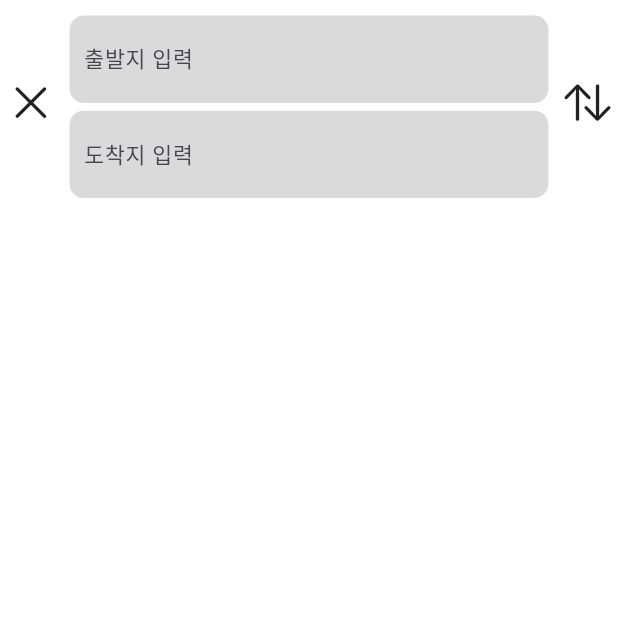
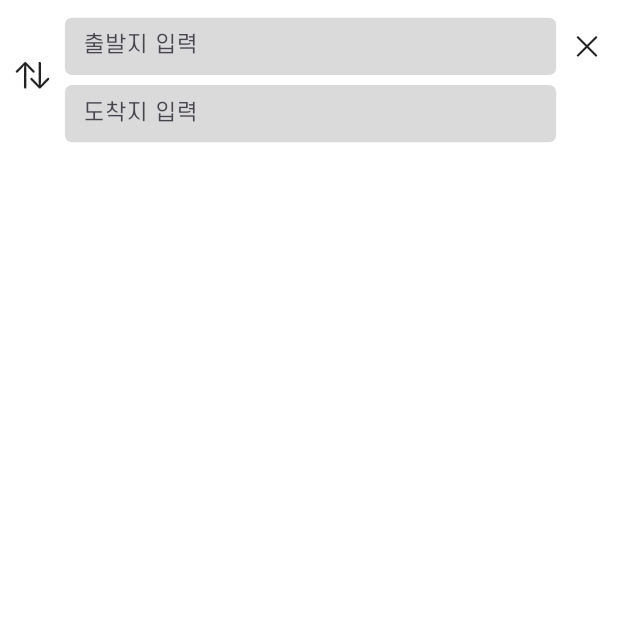
Before and after one commit to eodudrepublic/SkyX_fe, a Flutter app: the SearchView screen opened by its route, on a phone screen of 412 x 824 dp, the top half of it. Run offline on Flutter 3.47's test engine with Material 3 defaults, Android fonts, the phone set to English and light mode, and no system bars; our stand-ins replace flutter_screenutil, geolocator, get, logger, marquee; missing offline and left inert: flutter_naver_map, kakao_flutter_sdk_user; accounts and stored records are empty.

Commit message:
feat - 디자인 수정 + 폰트 적용

```diff
--- a/lib/common/app_colors.dart
+++ b/lib/common/app_colors.dart
@@ -19,4 +19,5 @@ class AppColors {
 
   // 검색 배경 회색
   final Color searchBackgroundColor = Color(0xFFDADADA);
+  final Color buttonBackgroundColor = Color(0x99DADADA);
 }
--- a/lib/main.dart
+++ b/lib/main.dart
@@ -4,9 +4,9 @@ import 'package:flutter_naver_map/flutter_naver_map.dart';
 import 'package:flutter_screenutil/flutter_screenutil.dart';
 import 'package:kakao_flutter_sdk_user/kakao_flutter_sdk_user.dart';
 import 'package:get/get.dart';
-import 'package:sky_x_fe/view/navi/navi_view.dart';
+import 'package:sky_x_fe/view/route/route_view.dart';
 import 'package:sky_x_fe/view/search/search_view.dart';
-import 'package:sky_x_fe/view_model/navi/test_page.dart';
+import 'package:sky_x_fe/view/test_page.dart';
 import 'common/key.dart';
 import 'common/utils/logger.dart';
 import 'package:sky_x_fe/view/map/map_view.dart';
@@ -61,7 +61,7 @@ class MyApp extends StatelessWidget {
             GetPage(name: '/search', page: () => SearchView()),
 
             /// 네비게이션 (경로 안내)
-            GetPage(name: '/navi', page: () => NaviView()),
+            GetPage(name: '/route', page: () => RouteView()),
             GetPage(name: '/test_navi', page: () => const NaviTestPage()),
           ],
         );
--- a/lib/view/search/search_view.dart
+++ b/lib/view/search/search_view.dart
@@ -29,18 +29,19 @@ class SearchView extends GetView<RouteSearchController> {
                   /// 상단: 출발지, 도착지 입력 영역
                   Container(
                     color: Colors.white,
+                    padding: EdgeInsets.only(bottom: 20.sp),
                     child: Row(
                       children: [
-                        /// 왼쪽 X 버튼
+                        /// 출발지 <-> 도착지 swap 버튼
                         Container(
-                          padding: EdgeInsets.all(5.sp),
                           alignment: Alignment.center,
+                          padding: EdgeInsets.symmetric(horizontal: 10.sp),
                           child: GestureDetector(
-                            onTap: () {
-                              Log.info('검색 화면 닫기');
-                              Get.back();
-                            },
-                            child: Icon(CupertinoIcons.xmark, size: 30.sp),
+                            onTap: () => controller.swapStartEnd(),
+                            child: Icon(
+                              CupertinoIcons.arrow_up_arrow_down,
+                              size: 22.sp,
+                            ),
                           ),
                         ),
 
@@ -51,77 +52,105 @@ class SearchView extends GetView<RouteSearchController> {
                         // TODO 3 : 서버에서 받아온 경로를 그리기 -> MapController의 drawMultipartPaths 함수 사용
                         // 이를 위해 경로와 현재 위치를 표시할 /navi 페이지를 만들어야 함
                         Expanded(
-                          child: Padding(
-                            padding: EdgeInsets.symmetric(horizontal: 5.sp),
                           child: Column(
                             mainAxisSize: MainAxisSize.min,
                             children: [
                               SizedBox(height: 10.sp),
 
                               /// 출발지 입력 필드
-                                Container(
-                                  width: double.infinity,
+                              Row(
+                                mainAxisAlignment: MainAxisAlignment.start,
+                                crossAxisAlignment: CrossAxisAlignment.center,
+                                children: [
+                                  Expanded(
+                                    child: Container(
                                       alignment: Alignment.centerLeft,
                                       padding: EdgeInsets.symmetric(
-                                    vertical: 5.sp,
-                                    horizontal: 10.r,
+                                        vertical: 4.sp,
+                                        horizontal: 12.sp,
                                       ),
                                       decoration: BoxDecoration(
                                         color: AppColors
                                             .instance.searchBackgroundColor,
-                                    borderRadius: BorderRadius.circular(10.r),
+                                        borderRadius:
+                                            BorderRadius.circular(5.r),
                                       ),
                                       child: TextField(
-                                    controller: controller.startTextController,
+                                        controller:
+                                            controller.startTextController,
                                         focusNode: controller.startFocusNode,
                                         decoration: const InputDecoration(
                                           border: InputBorder.none,
                                           hintText: '출발지 입력',
+                                          isDense: true,
                                         ),
-                                    style: TextStyle(fontSize: 14.sp),
+                                        style: TextStyle(
+                                          fontSize: 14.sp,
+                                          fontFamily: 'SCDream',
                                         ),
+                                      ),
+                                    ),
+                                  ),
+
+                                  /// X 버튼
+                                  Container(
+                                    width: 40.sp,
+                                    height: 40.sp,
+                                    alignment: Alignment.center,
+                                    child: GestureDetector(
+                                      onTap: () {
+                                        Log.info('검색 화면 닫기');
+                                        Get.back();
+                                      },
+                                      child: Icon(CupertinoIcons.xmark,
+                                          size: 20.sp),
+                                    ),
+                                  ),
+                                ],
                               ),
                               SizedBox(height: 5.sp),
 
                               /// 도착지 입력 필드
-                                Container(
-                                  width: double.infinity,
+                              Row(
+                                mainAxisAlignment: MainAxisAlignment.start,
+                                crossAxisAlignment: CrossAxisAlignment.center,
+                                children: [
+                                  Expanded(
+                                    child: Container(
                                       alignment: Alignment.centerLeft,
                                       padding: EdgeInsets.symmetric(
-                                    vertical: 5.sp,
-                                    horizontal: 10.r,
+                                        vertical: 4.sp,
+                                        horizontal: 12.sp,
                                       ),
                                       decoration: BoxDecoration(
                                         color: AppColors
                                             .instance.searchBackgroundColor,
-                                    borderRadius: BorderRadius.circular(10.r),
+                                        borderRadius:
+                                            BorderRadius.circular(5.r),
                                       ),
                                       child: TextField(
-                                    controller: controller.endTextController,
+                                        controller:
+                                            controller.endTextController,
                                         focusNode: controller.endFocusNode,
                                         decoration: const InputDecoration(
                                           border: InputBorder.none,
                                           hintText: '도착지 입력',
+                                          isDense: true,
                                         ),
-                                    style: TextStyle(fontSize: 14.sp),
+                                        style: TextStyle(
+                                          fontSize: 14.sp,
+                                          fontFamily: 'SCDream',
                                         ),
+                                      ),
+                                    ),
+                                  ),
+                                  SizedBox(
+                                    width: 40.sp,
+                                  )
+                                ],
                               ),
                               SizedBox(height: 5.sp),
                             ],
-                            ),
-                          ),
-                        ),
-
-                        /// 출발지 <-> 도착지 swap 버튼
-                        Container(
-                          alignment: Alignment.topCenter,
-                          padding: EdgeInsets.all(5.sp),
-                          child: GestureDetector(
-                            onTap: () => controller.swapStartEnd(),
-                            child: Icon(
-                              CupertinoIcons.arrow_up_arrow_down,
-                              size: 30.sp,
-                            ),
                           ),
                         ),
                       ],
@@ -137,7 +166,12 @@ class SearchView extends GetView<RouteSearchController> {
                             // TODO 1 : 리스트 타일 디자인 수정
                             // TODO 2 : 즐겨찾기(별/하트 모양) 버튼 추가 -> 즐겨찾기한 역은 별/하트 모양이 채워져 있도록
                             return ListTile(
-                              title: Text(station.name),
+                              title: Text(
+                                station.name,
+                                style: TextStyle(
+                                  fontFamily: 'SCDream',
+                                ),
+                              ),
                               onTap: () {
                                 // 리스트에서 해당 역을 선택하면, 출발/도착 중 포커스된 곳에 값 대입
                                 controller.selectStation(station);
@@ -154,22 +188,36 @@ class SearchView extends GetView<RouteSearchController> {
 
             /// 안내 시작 버튼 (Obx에서 RxString을 참조)
             Positioned(
-              bottom: 0,
+              bottom: 10,
               left: 0,
               right: 0,
+              child: Center(
                 child: Obx(() {
                   // 여기서는 RxString을 참조해야 함
                   final startText = controller.startInput.value.trim();
                   final endText = controller.endInput.value.trim();
 
                   if (startText.isNotEmpty && endText.isNotEmpty) {
-                  return Container(
-                    width: double.infinity,
-                    color: Colors.white,
-                    padding: EdgeInsets.all(10.sp),
-                    child: ElevatedButton(
-                      onPressed: controller.startNavigation,
-                      child: Text('안내 시작', style: TextStyle(fontSize: 16.sp)),
+                    return GestureDetector(
+                      onTap: () {
+                        Log.info('안내 시작 : search -> navi');
+                        controller.startNavigation();
+                      },
+                      // TODO : 버튼 스타일 수정 필요 -> kaist 파란색들 조합해서 / 배경은 투명하게 + 터치하면 배경 진해지도록
+                      child: Container(
+                        width: 70.sp,
+                        height: 70.sp,
+                        alignment: Alignment.center,
+                        decoration: BoxDecoration(
+                          // TODO : 배경 색상 수정 필요
+                          color: AppColors.instance.buttonBackgroundColor,
+                          borderRadius: BorderRadius.circular(10.sp),
+                        ),
+                        child: Icon(
+                          CupertinoIcons.location_fill,
+                          color: Colors.black,
+                          size: 30.sp,
+                        ),
                       ),
                     );
                   } else {
@@ -177,6 +225,7 @@ class SearchView extends GetView<RouteSearchController> {
                   }
                 }),
               ),
+            ),
           ],
         ),
       ),
--- a/lib/view_model/navi/navi_controller.dart
+++ b/lib/view_model/route/route_controller.dart
@@ -1,4 +1,3 @@
-import 'package:flutter/material.dart';
 import 'package:flutter_naver_map/flutter_naver_map.dart';
 import 'package:get/get.dart';
 import '../../common/app_colors.dart';
@@ -6,7 +5,7 @@ import '../../common/utils/logger.dart';
 import '../../model/station_info.dart';
 import '../../view/map/widget/custom_marker.dart';
 
-class NaviController extends GetxController {
+class RouteController extends GetxController {
   /// 출발지, 도착지, 그리고 서버에서 받아온 경로 포인트
   late StationInfo startStation;
   late StationInfo endStation;
@@ -24,7 +23,7 @@ class NaviController extends GetxController {
     super.onInit();
 
     /// Get.arguments로부터 필요한 값들을 가져옴
-    // /search에서 Get.toNamed('/navi', arguments: {...}) 형태로 넘겨줄 예정
+    // /search에서 Get.toNamed('/route', arguments: {...}) 형태로 넘겨줄 예정
     final args = Get.arguments;
     if (args == null ||
         args['startStation'] == null ||
```
Also changed, not shown: lib/view/login/login_view.dart (+8 -1 lines), lib/view/map/map_view.dart (+19 -6 lines), lib/view/navi/navi_view.dart (deleted, +0 -93 lines), lib/view/route/route_view.dart (added, +183 -0 lines), lib/view/test_page.dart (renamed from lib/view_model/navi/test_page.dart, +4 -4 lines), lib/view_model/map/map_controller.dart (+1 -23 lines), lib/view_model/search/search_controller.dart (+14 -24 lines), pubspec.yaml (+7 -17 lines), assets/fonts/SCDream4.otf (added), assets/fonts/SCDream7.otf (added), pubspec.lock. Lines whose indentation alone changed are shown as unchanged.
